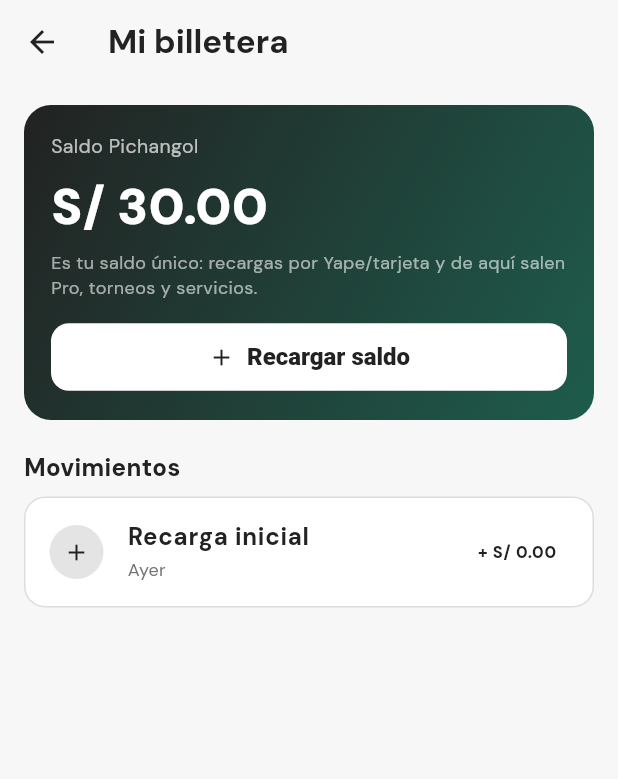
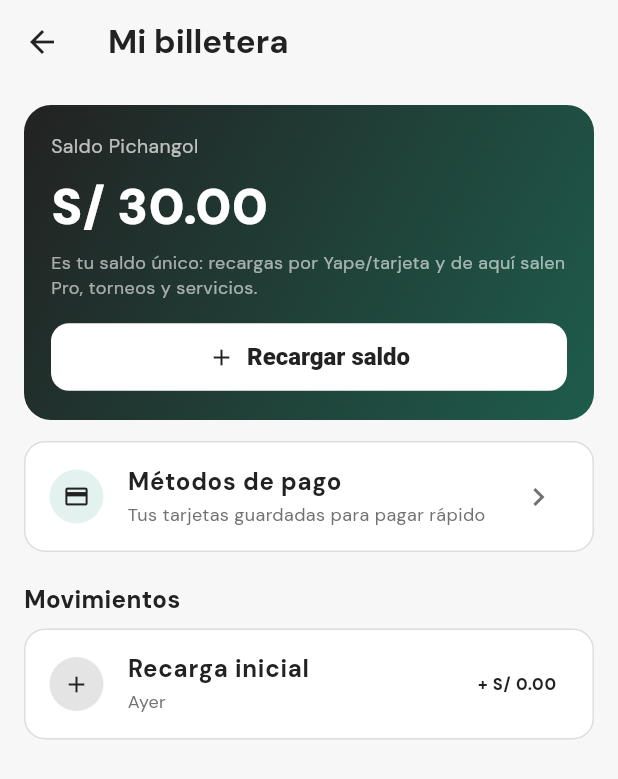
Before and after one commit to dcalagua/canchas-app-lima, a Flutter app: the PerfilScreen screen opened directly, after a tap on "Mi billetera", on a phone screen of 412 x 824 dp. Shown: the top 779 px of the screen. Run offline on Flutter 3.47's test engine with Material 3 defaults, Android fonts, the phone set to English and light mode, and no system bars; our stand-ins replace audioplayers, firebase_core, firebase_messaging, font_awesome_flutter, geocoding, geolocator and 8 more; missing offline and left inert: record; accounts and stored records are empty; network calls fail.

Commit message:
Menú: Métodos de pago vive dentro de Mi billetera
Todo lo del dinero del usuario en un solo lugar: "Métodos de pago"
(tarjetas guardadas) pasa de ser un tile suelto en Perfil a un acceso
dentro de la pantalla Mi billetera (bajo la tarjeta de saldo). Perfil
queda más limpio.

Co-Authored-By: Claude Opus 4.8 (1M context) <noreply@anthropic.com>
Claude-Session: https://claude.ai/code/session_017fg7ijXuZRX6jvFjZELf83

```diff
--- a/lib/screens/billetera_screen.dart
+++ b/lib/screens/billetera_screen.dart
@@ -6,6 +6,7 @@ import 'package:printing/printing.dart';
 import '../models/models.dart';
 import '../state/app_state.dart';
 import '../theme.dart';
+import 'metodos_pago_screen.dart';
 import 'recargar_saldo_screen.dart';
 
 /// MI BILLETERA: saldo único del usuario + historial COMPLETO de movimientos
@@ -100,6 +101,32 @@ class _BilleteraScreenState extends State<BilleteraScreen> {
                         ),
                       ),
                     ],
+                  ),
+                ),
+                const SizedBox(height: 14),
+                // Métodos de pago (tarjetas guardadas): vive dentro de la
+                // billetera, que es el hub de todo lo del dinero del usuario.
+                Container(
+                  decoration: BoxDecoration(
+                    color: Theme.of(context).colorScheme.surface,
+                    borderRadius: BorderRadius.circular(14),
+                    border: Border.all(color: trazo),
+                  ),
+                  child: ListTile(
+                    shape: RoundedRectangleBorder(
+                        borderRadius: BorderRadius.circular(14)),
+                    leading: const CircleAvatar(
+                      radius: 18,
+                      backgroundColor: limaSuave,
+                      child: Icon(Icons.credit_card, color: bosque, size: 18),
+                    ),
+                    title: const Text('Métodos de pago',
+                        style: TextStyle(fontWeight: FontWeight.w700)),
+                    subtitle: const Text('Tus tarjetas guardadas para pagar rápido',
+                        style: TextStyle(color: textoTenue, fontSize: 12)),
+                    trailing: const Icon(Icons.chevron_right, color: textoTenue),
+                    onTap: () => Navigator.of(context).push(MaterialPageRoute(
+                        builder: (_) => const MetodosPagoScreen())),
                   ),
                 ),
                 const SizedBox(height: 20),
--- a/lib/screens/perfil_screen.dart
+++ b/lib/screens/perfil_screen.dart
@@ -12,7 +12,6 @@ import 'login_google_sheet.dart';
 import 'billetera_screen.dart';
 import 'hazte_pro_screen.dart';
 import 'mis_retos_screen.dart';
-import 'metodos_pago_screen.dart';
 import 'referidos_screen.dart';
 import 'verificar_identidad_screen.dart';
 
@@ -170,14 +169,8 @@ class PerfilScreen extends StatelessWidget {
                         onTap: () => Navigator.of(context).push(MaterialPageRoute(
                             builder: (_) => const BilleteraScreen())),
                       ),
-                    if (u != null)
-                      _Tile(
-                        icon: Icons.credit_card,
-                        title: 'Métodos de pago',
-                        subtitle: 'Tus tarjetas guardadas para pagar rápido',
-                        onTap: () => Navigator.of(context).push(MaterialPageRoute(
-                            builder: (_) => const MetodosPagoScreen())),
-                      ),
+                    // "Métodos de pago" ahora vive DENTRO de "Mi billetera"
+                    // (todo lo del dinero en un solo lugar).
                     _Tile(
                       icon: Icons.card_giftcard,
                       title: 'Invita y gana 🎁',
```
